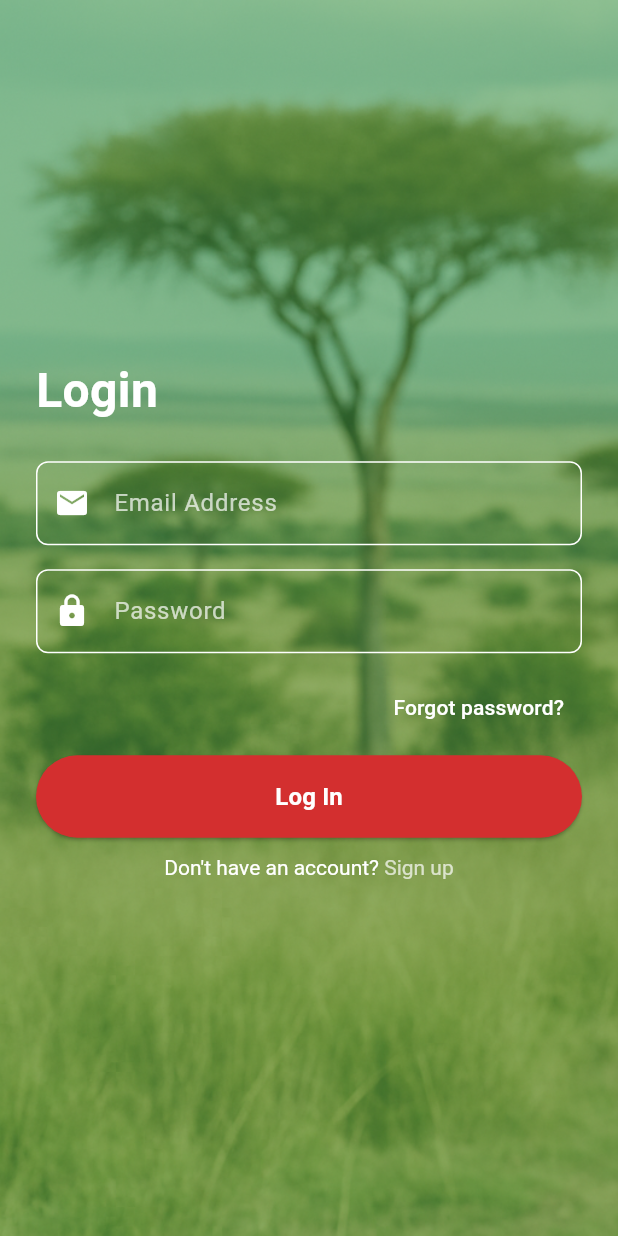
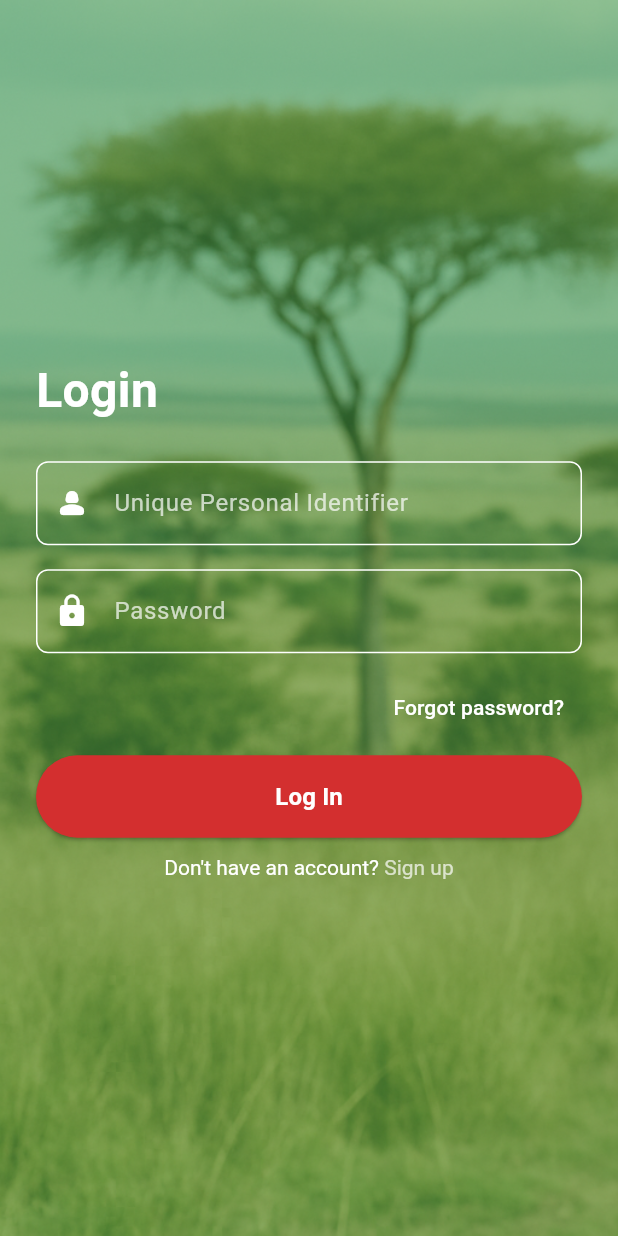
Before and after one commit to timayabi2020/nemisfrontend, a Flutter app: the screen it shows after launch, on a phone screen of 412 x 824 dp. Run offline on Flutter 3.47's test engine with Material 3 defaults, Android fonts, the phone set to English and light mode, and no system bars.

Commit message:
Updated login input stuff

```diff
--- a/lib/screens/login/login_screen.dart
+++ b/lib/screens/login/login_screen.dart
@@ -1,7 +1,7 @@
 import 'package:flutter/material.dart';
 
 class LoginScreen extends StatelessWidget {
-  const LoginScreen({Key? key}) : super(key: key);
+  const LoginScreen({super.key});
 
   @override
   Widget build(BuildContext context) {
@@ -42,8 +42,8 @@ class LoginScreen extends StatelessWidget {
                       const SizedBox(height: 24.0),
                       TextField(
                         decoration: InputDecoration(
-                          hintText: 'Email Address',
-                          prefixIcon: const Icon(Icons.email, color: Colors.white),
+                          hintText: 'Unique Personal Identifier',
+                          prefixIcon: const Icon(Icons.person_2_rounded, color: Colors.white),
                           hintStyle: const TextStyle(color: Colors.white70),
                           filled: true,
                           fillColor: Colors.transparent,
```
